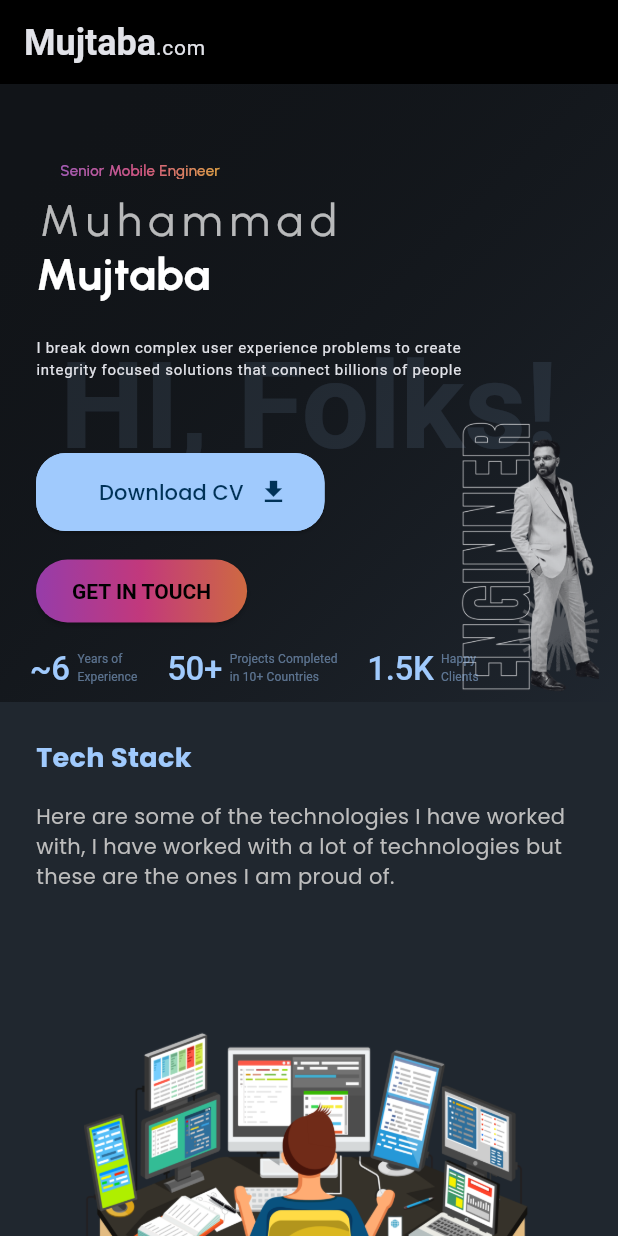
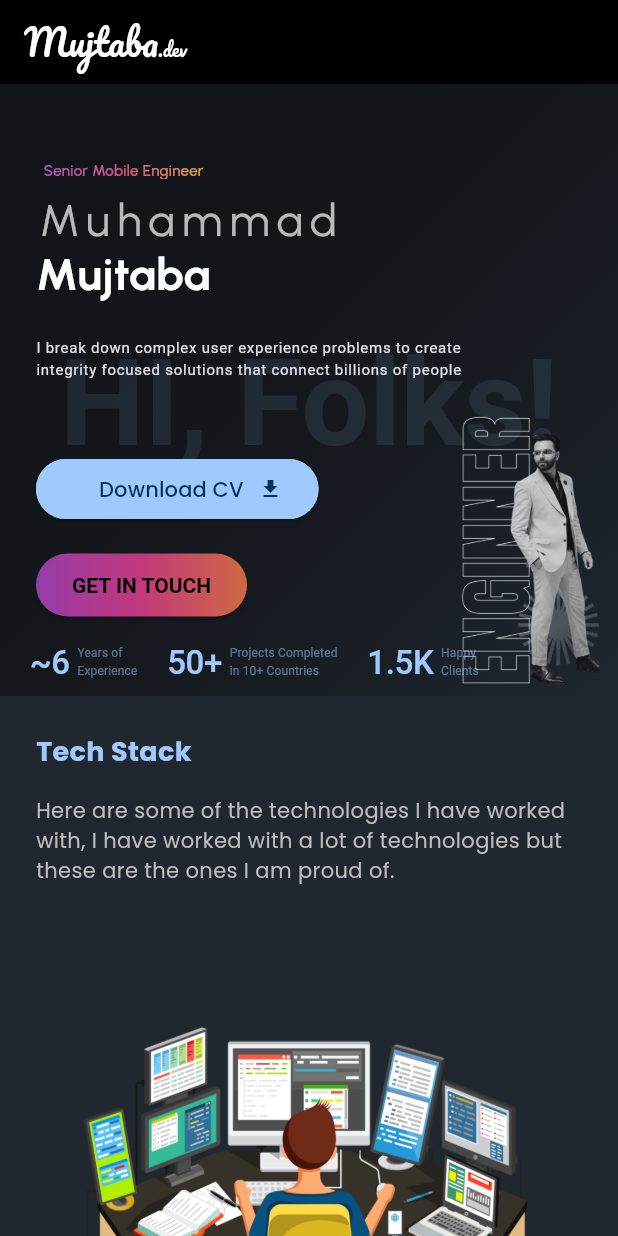
Before and after one commit to iammujtaba44/portfolio_app, a Flutter app: the screen it shows after launch, on a phone screen of 412 x 824 dp. Run offline on Flutter 3.47's test engine with Material 3 defaults, Android fonts, the phone set to English and light mode, and no system bars; our stand-ins replace firebase_core, firebase_database, freezed_annotation, get_it, google_fonts, loading_animation_widget and 1 more; accounts and stored records are empty; generated files the repository leaves out were written again.

Commit message:
feat: update app icon and launcher icons for all platforms

```diff
--- a/lib/core/widgets/buttons/social_button.dart
+++ b/lib/core/widgets/buttons/social_button.dart
@@ -28,8 +28,12 @@ class SocialButton extends StatelessWidget {
         backgroundColor: backgroundColor,
         foregroundColor: foregroundColor,
         padding: EdgeInsets.symmetric(
-          horizontal: label != null ? 24 : 16,
-          vertical: 16,
+          horizontal: label != null
+              ? 24
+              : context.isDesktop
+                  ? 16
+                  : 10,
+          vertical: context.isDesktop ? 16 : 10,
         ),
         shape: RoundedRectangleBorder(
           borderRadius: BorderRadius.circular(20),
@@ -48,13 +52,13 @@ class SocialButton extends StatelessWidget {
             Text(label ?? ''),
           ],
           if (icon != null) ...[
-            Icon(icon, size: 20, color: foregroundColor),
+            Icon(icon, size: context.isDesktop ? 20 : 16, color: foregroundColor),
           ],
           if (image != null) ...[
             Image.asset(
               image ?? '',
-              width: 20,
-              height: 20,
+              width: context.isDesktop ? 20 : 16,
+              height: context.isDesktop ? 20 : 16,
               color: foregroundColor,
             ),
           ],
--- a/lib/core/widgets/common_app_bar.dart
+++ b/lib/core/widgets/common_app_bar.dart
@@ -31,8 +31,20 @@ class CommonAppBar extends StatelessWidget implements PreferredSizeWidget {
           ? RichText(
               text: TextSpan(
                 children: [
-                  TextSpan(text: "Mujtaba", style: context.displaySmall),
-                  TextSpan(text: '.com', style: context.bodyLarge),
+                  TextSpan(
+                      text: "Mujtaba",
+                      style: GoogleFonts.pacifico(
+                        fontSize: 24,
+                        fontWeight: FontWeight.w500,
+                        color: Colors.white,
+                      )),
+                  TextSpan(
+                      text: '.dev',
+                      style: GoogleFonts.pacifico(
+                        fontSize: 12,
+                        fontWeight: FontWeight.w400,
+                        color: Colors.white,
+                      )),
                 ],
               ),
             )
@@ -40,6 +52,7 @@ class CommonAppBar extends StatelessWidget implements PreferredSizeWidget {
       actions: [
         if (context.isDesktop) const SizedBox(width: 20),
       ],
+      automaticallyImplyLeading: false,
       bottom: PreferredSize(
         preferredSize: const Size.fromHeight(kToolbarHeight),
         child: context.isDesktop
@@ -59,7 +72,7 @@ class CommonAppBar extends StatelessWidget implements PreferredSizeWidget {
                                 color: Colors.white,
                               )),
                           TextSpan(
-                              text: '.com',
+                              text: '.dev',
                               style: GoogleFonts.pacifico(
                                 fontSize: 12,
                                 fontWeight: FontWeight.w400,
--- a/lib/core/widgets/social_links_widget.dart
+++ b/lib/core/widgets/social_links_widget.dart
@@ -7,8 +7,8 @@ class SocialLinksWidget extends StatelessWidget {
   Widget build(BuildContext context) {
     final socialAccounts = context.watch<HomeProvider>().socialAccounts;
     return Wrap(
-      spacing: 16,
-      runSpacing: 16,
+      spacing: context.isDesktop ? 16 : 8,
+      runSpacing: context.isDesktop ? 16 : 8,
       children: [
         ...socialAccounts.map(
           (e) => SocialButton(
--- a/lib/features/Desktop/pages/desktop_page.dart
+++ b/lib/features/Desktop/pages/desktop_page.dart
@@ -60,9 +60,11 @@ class CommonFooterView extends StatelessWidget {
         mainAxisAlignment: MainAxisAlignment.center,
         children: [
           Text('Design & Developed by ',
-              style: GoogleFonts.poppins(fontSize: 18, color: context.descriptionColor)),
+              style: GoogleFonts.poppins(
+                  fontSize: context.isDesktop ? 18 : 12, color: context.descriptionColor)),
           Text('Muhammad Mujtaba',
-              style: GoogleFonts.poppins(fontSize: 18, color: context.primaryColor)),
+              style: GoogleFonts.poppins(
+                  fontSize: context.isDesktop ? 18 : 12, color: context.primaryColor)),
         ],
       ),
     );
--- a/lib/features/projects/presentation/pages/projects_page.dart
+++ b/lib/features/projects/presentation/pages/projects_page.dart
@@ -2,8 +2,6 @@ import 'package:flutter/material.dart';
 import 'package:google_fonts/google_fonts.dart';
 import 'package:portfolio_app/core/extensions/context_extensions.dart';
 import 'package:portfolio_app/core/widgets/widgets.dart';
-import 'package:portfolio_app/features/projects/domain/models/projects_model.dart';
-import 'package:portfolio_app/features/projects/domain/project_enum.dart';
 import 'package:portfolio_app/features/projects/presentation/providers/projects_provider.dart';
 import 'package:portfolio_app/features/projects/presentation/widgets/project_card.dart';
 import 'package:provider/provider.dart';
@@ -35,7 +33,8 @@ class _ProjectsPageState extends State<ProjectsPage> {
             vertical: 24,
           ),
           child: Column(
-            crossAxisAlignment: CrossAxisAlignment.start,
+            crossAxisAlignment:
+                context.isDesktop ? CrossAxisAlignment.start : CrossAxisAlignment.center,
             children: [
               const PageHeaderTextWidget(
                 title: 'Projects',
```
Also changed, not shown: lib/features/home/presentation/widgets/home_hero_section_view.dart (+134 -140 lines), pubspec.yaml (+22 -57 lines), assets/logo/logo_m_dev.png (added), assets/logo/logo_m_dev_transparent.png (added), pubspec.lock, 45 other files.
